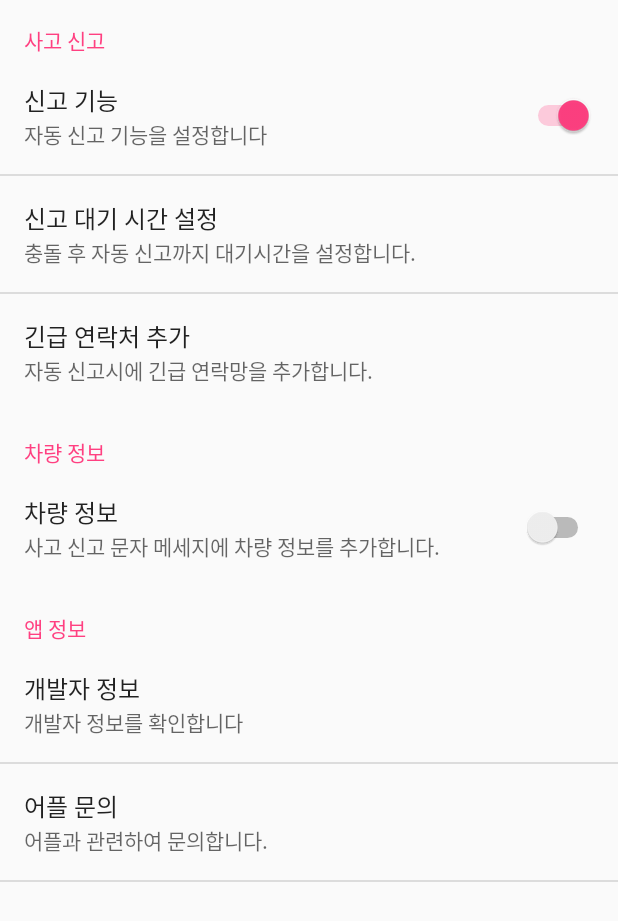
After one commit to bongbongco/2016-Utilizing-traffic-data-Contest, an Android app: the SettingActivity screen opened directly, with no data from a screen before it, on a phone screen of 412 x 824 dp. The commit adds this screen. Shown: the top 921 px of the screen. Run offline under Robolectric (Android 15) with nearby library versions, the phone set to English and light mode, and no system bars.

Commit message:
설정 액티비티 추가

```diff
--- a/ASURADA/app/src/main/AndroidManifest.xml
+++ b/ASURADA/app/src/main/AndroidManifest.xml
@@ -5,11 +5,10 @@
     <uses-feature android:name="android.hardware.Camera" />
 
     <uses-permission android:name="android.permission.CAMERA" />
-    <uses-permission android:name="android.permission.INTERNET"/>
-    <uses-permission android:name="android.permission.RECORD_AUDIO"/>
+    <uses-permission android:name="android.permission.INTERNET" />
+    <uses-permission android:name="android.permission.RECORD_AUDIO" />
     <uses-permission android:name="android.permission.SEND_SMS" />
     <uses-permission android:name="android.permission.READ_PHONE_STATE" />
-
 
     <application
         android:allowBackup="true"
@@ -17,9 +16,9 @@
         android:label="@string/app_name"
         android:supportsRtl="true"
         android:theme="@style/AppTheme">
-        <meta-data android:name="com.google.android.gms.version"
-            android:value="@integer/google_play_services_version"/>
-
+        <meta-data
+            android:name="com.google.android.gms.version"
+            android:value="@integer/google_play_services_version" />
         <meta-data
             android:name="com.google.android.gms.vision.DEPENDENCIES"
             android:value="face" />
@@ -28,14 +27,15 @@
             android:name=".SleepingCheckManagerActivity"
             android:icon="@drawable/asurada"
             android:label="ASURADA"
-            android:theme="@style/Theme.AppCompat.NoActionBar"
-            android:screenOrientation="fullSensor">
+            android:screenOrientation="fullSensor"
+            android:theme="@style/Theme.AppCompat.NoActionBar">
             <intent-filter>
                 <action android:name="android.intent.action.MAIN" />
 
                 <category android:name="android.intent.category.LAUNCHER" />
             </intent-filter>
         </activity>
+        <activity android:name=".SettingActivity"></activity>
     </application>
 
 </manifest>
--- /dev/null
+++ b/ASURADA/app/src/main/java/com/github/bongbongco/asurada/SettingActivity.java
@@ -0,0 +1,46 @@
+package com.github.bongbongco.asurada;
+
+import android.os.Bundle;
+import android.preference.Preference;
+import android.preference.PreferenceActivity;
+import android.preference.PreferenceFragment;
+import android.preference.PreferenceManager;
+
+public class SettingActivity extends PreferenceActivity {
+
+    @Override
+    public void onCreate(Bundle savedInstanceState) {
+        super.onCreate(savedInstanceState);
+        getFragmentManager()
+                .beginTransaction()
+                .replace(android.R.id.content,new MyPreferenceFragment()).commit();
+
+
+    }
+
+    public static class MyPreferenceFragment extends PreferenceFragment
+    {
+        public void onCreate(final Bundle savedInstanceState)
+        {
+            super.onCreate(savedInstanceState);
+            addPreferencesFromResource(R.xml.option);
+
+
+        }
+    }
+    private Preference.OnPreferenceChangeListener onPreferenceChangeListener = new Preference.OnPreferenceChangeListener()
+    {
+        public boolean onPreferenceChange(Preference preference,Object newValue)
+        {
+            return true;
+        }
+    };
+
+    private void setOnPreferenceChange(Preference mPreference)
+    {
+        mPreference.setOnPreferenceChangeListener(onPreferenceChangeListener);
+
+        onPreferenceChangeListener.onPreferenceChange(mPreference, PreferenceManager.getDefaultSharedPreferences(mPreference.getContext()).getString(mPreference.getKey(), ""));
+    }
+
+}
--- a/ASURADA/app/src/main/java/com/github/bongbongco/asurada/SleepingCheckManagerActivity.java
+++ b/ASURADA/app/src/main/java/com/github/bongbongco/asurada/SleepingCheckManagerActivity.java
@@ -134,6 +134,13 @@ public final class SleepingCheckManagerActivity extends AppCompatActivity implem
 
         AppNotification();
     }
+
+    //region Setting Intent 전환
+    public void LoadSettingActivity(View view) {
+        Intent SettingActivity = new Intent(this, SettingActivity.class);
+        startActivity(SettingActivity);
+    }
+    //endregion
 
    /*
     * 상태 표시줄 2016.09.14
--- /dev/null
+++ b/ASURADA/app/src/main/res/layout/activity_setting.xml
@@ -0,0 +1,12 @@
+<?xml version="1.0" encoding="utf-8"?>
+<RelativeLayout xmlns:android="http://schemas.android.com/apk/res/android"
+    xmlns:tools="http://schemas.android.com/tools"
+    android:layout_width="match_parent"
+    android:layout_height="match_parent"
+    android:paddingBottom="@dimen/activity_vertical_margin"
+    android:paddingLeft="@dimen/activity_horizontal_margin"
+    android:paddingRight="@dimen/activity_horizontal_margin"
+    android:paddingTop="@dimen/activity_vertical_margin"
+    tools:context="com.github.bongbongco.asurada.SettingActivity">
+
+</RelativeLayout>
--- a/ASURADA/app/src/main/res/layout/main.xml
+++ b/ASURADA/app/src/main/res/layout/main.xml
@@ -11,12 +11,14 @@
     <com.github.bongbongco.asurada.ui.camera.CameraSourcePreview
         android:id="@+id/preview"
         android:layout_width="match_parent"
-        android:layout_height="200dp">
+        android:layout_height="200dp"
+        >
 
     <com.github.bongbongco.asurada.ui.camera.GraphicOverlay
         android:id="@+id/faceOverlay"
         android:layout_width="match_parent"
-        android:layout_height="match_parent" />
+        android:layout_height="match_parent"
+        />
 
     </com.github.bongbongco.asurada.ui.camera.CameraSourcePreview>
 
@@ -50,4 +52,12 @@
         android:textSize="20dp"
         android:layout_alignParentLeft="true" />
 
+    <Button
+        android:layout_width="wrap_content"
+        android:layout_height="wrap_content"
+        android:text="환경 설정"
+        android:id="@+id/button"
+        android:layout_gravity="center_horizontal"
+        android:onClick="LoadSettingActivity" />
+
 </LinearLayout>
--- /dev/null
+++ b/ASURADA/app/src/main/res/xml/option.xml
@@ -0,0 +1,63 @@
+<?xml version="1.0" encoding="utf-8"?>
+<PreferenceScreen xmlns:android="http://schemas.android.com/apk/res/android">
+
+    <PreferenceCategory
+        xmlns:android="http://schemas.android.com/apk/res/android"
+        android:key="setting1"
+        android:title="사고 신고 ">
+        <SwitchPreference
+            android:defaultValue="true"
+            android:key="AutoReport"
+            android:title="신고 기능"
+            android:summary="자동 신고 기능을 설정합니다"
+            android:switchTextOff="OFF"
+            android:switchTextOn="ON"/>
+        <EditTextPreference
+            android:dependency="AutoReport"
+            android:defaultValue="60"
+            android:key="time"
+            android:maxLines="1"
+            android:selectAllOnFocus="true"
+            android:singleLine="true"
+            android:title="신고 대기 시간 설정"
+            android:summary="충돌 후 자동 신고까지 대기시간을 설정합니다."
+            />
+        <EditTextPreference
+            android:dependency="AutoReport"
+            android:defaultValue="60"
+            android:key="Address"
+            android:maxLines="1"
+            android:selectAllOnFocus="true"
+            android:singleLine="true"
+            android:title="긴급 연락처 추가"
+            android:summary="자동 신고시에 긴급 연락망을 추가합니다."
+            />
+    </PreferenceCategory>
+
+    <PreferenceCategory
+        xmlns:android="http://schemas.android.com/apk/res/android"
+        android:key="setting2"
+        android:title="차량 정보">
+    </PreferenceCategory>
+    <SwitchPreference
+        android:defaultValue="false"
+        android:key="Car"
+        android:title="차량 정보"
+        android:summary="사고 신고 문자 메세지에 차량 정보를 추가합니다."
+        android:switchTextOff="OFF"
+        android:switchTextOn="ON"/>
+    <PreferenceCategory
+        xmlns:android="http://schemas.android.com/apk/res/android"
+        android:key="setting3"
+        android:title="앱 정보">
+        <Preference
+            android:title="개발자 정보"
+            android:summary="개발자 정보를 확인합니다">
+        </Preference>
+        <Preference
+            android:title="어플 문의"
+            android:summary="어플과 관련하여 문의합니다.">
+        </Preference>
+    </PreferenceCategory>
+
+</PreferenceScreen>
```
